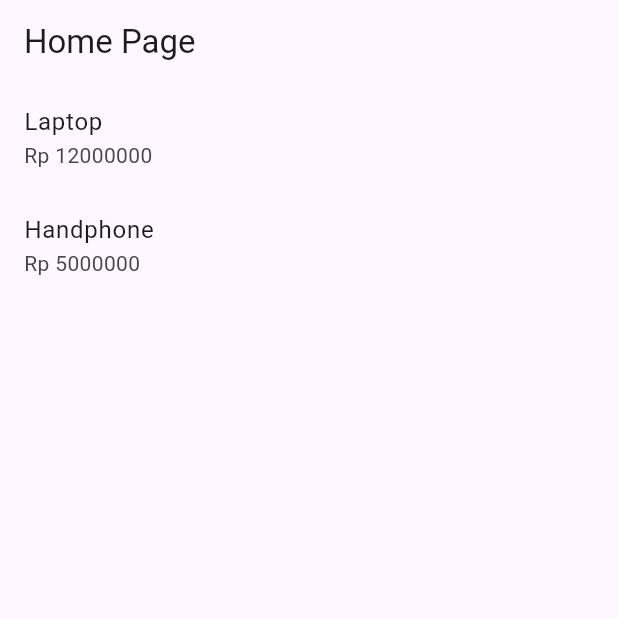
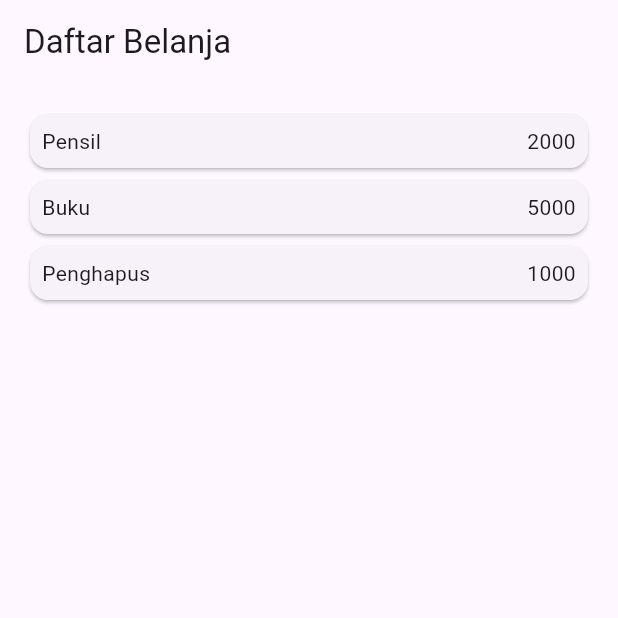
Before and after one commit to fauziyyahadeliaramanda/-Praktikum-5-Membangun-Navigasi-di-Flutter, a Flutter app: the screen it shows after launch, on a phone screen of 412 x 824 dp, the top half of it. Run offline on Flutter 3.47's test engine with Material 3 defaults, Android fonts, the phone set to English and light mode, and no system bars.

Commit message:
Membuat ListView dan itemBuilder

```diff
--- a/lib/main.dart
+++ b/lib/main.dart
@@ -1,6 +1,5 @@
 import 'package:flutter/material.dart';
 import 'pages/home_page.dart';
-import 'pages/item_page.dart';
 
 void main() {
   runApp(const MyApp());
@@ -16,12 +15,8 @@ class MyApp extends StatelessWidget {
       theme: ThemeData(
         primarySwatch: Colors.blue,
       ),
-      // Definisi route
-      initialRoute: '/',
-      routes: {
-        '/': (context) => const HomePage(),
-        '/item': (context) => const ItemPage(),
-      },
+      // Hanya definisikan HomePage saja
+      home: HomePage(),
     );
   }
 }
--- a/lib/pages/home_page.dart
+++ b/lib/pages/home_page.dart
@@ -2,30 +2,46 @@ import 'package:flutter/material.dart';
 import '../models/item.dart';
 
 class HomePage extends StatelessWidget {
-  const HomePage({super.key});
+  HomePage({super.key});
+
+  // Dummy data
+  final List<Item> items = [
+    Item(name: 'Pensil', price: 2000),
+    Item(name: 'Buku', price: 5000),
+    Item(name: 'Penghapus', price: 1000),
+  ];
 
   @override
   Widget build(BuildContext context) {
-    // contoh data
-    final List<Item> items = [
-      Item(name: "Laptop", price: 12000000),
-      Item(name: "Handphone", price: 5000000),
-    ];
-
     return Scaffold(
-      appBar: AppBar(title: const Text("Home Page")),
-      body: ListView.builder(
-        itemCount: items.length,
-        itemBuilder: (context, index) {
-          final item = items[index];
-          return ListTile(
-            title: Text(item.name),
-            subtitle: Text("Rp ${item.price}"),
-            onTap: () {
-              Navigator.pushNamed(context, '/item', arguments: item);
-            },
-          );
-        },
+      appBar: AppBar(
+        title: const Text("Daftar Belanja"),
+      ),
+      body: Container(
+        margin: const EdgeInsets.all(8),
+        child: ListView.builder(
+          padding: const EdgeInsets.all(8),
+          itemCount: items.length,
+          itemBuilder: (context, index) {
+            final item = items[index];
+            return Card(
+              child: Container(
+                margin: const EdgeInsets.all(8),
+                child: Row(
+                  children: [
+                    Expanded(child: Text(item.name)),
+                    Expanded(
+                      child: Text(
+                        item.price.toString(),
+                        textAlign: TextAlign.end,
+                      ),
+                    ),
+                  ],
+                ),
+              ),
+            );
+          },
+        ),
       ),
     );
   }
```
Also changed, not shown: lib/pages/item_page.dart (+22 -6 lines), images/images:02.png (added), 1 other file.
